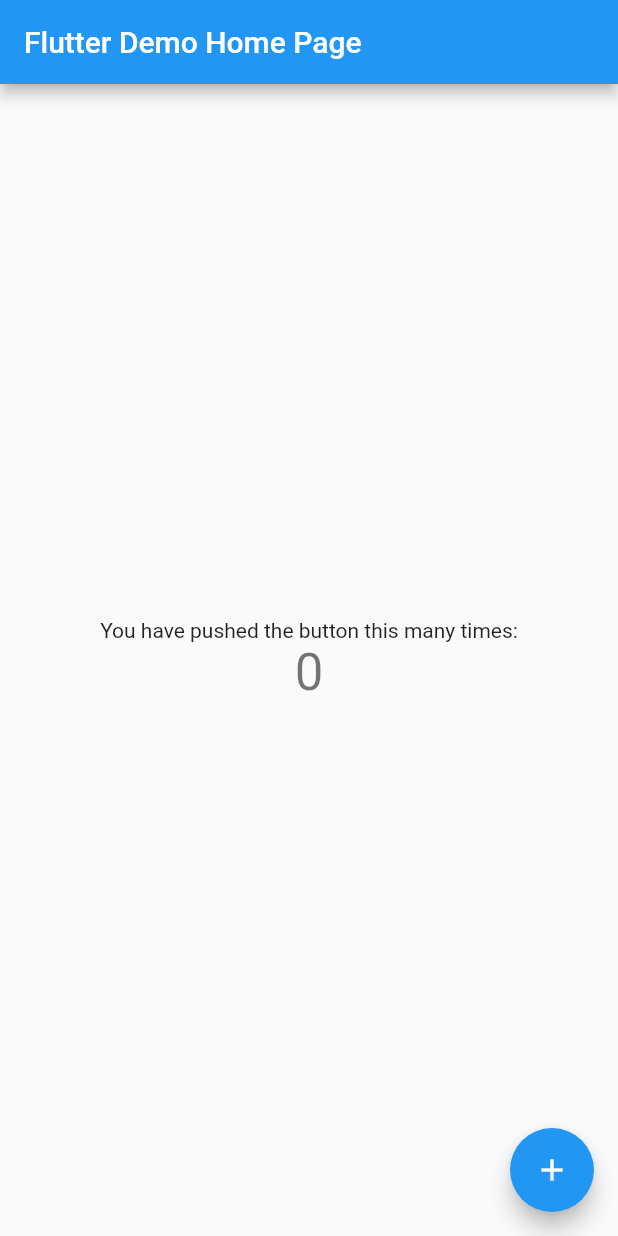
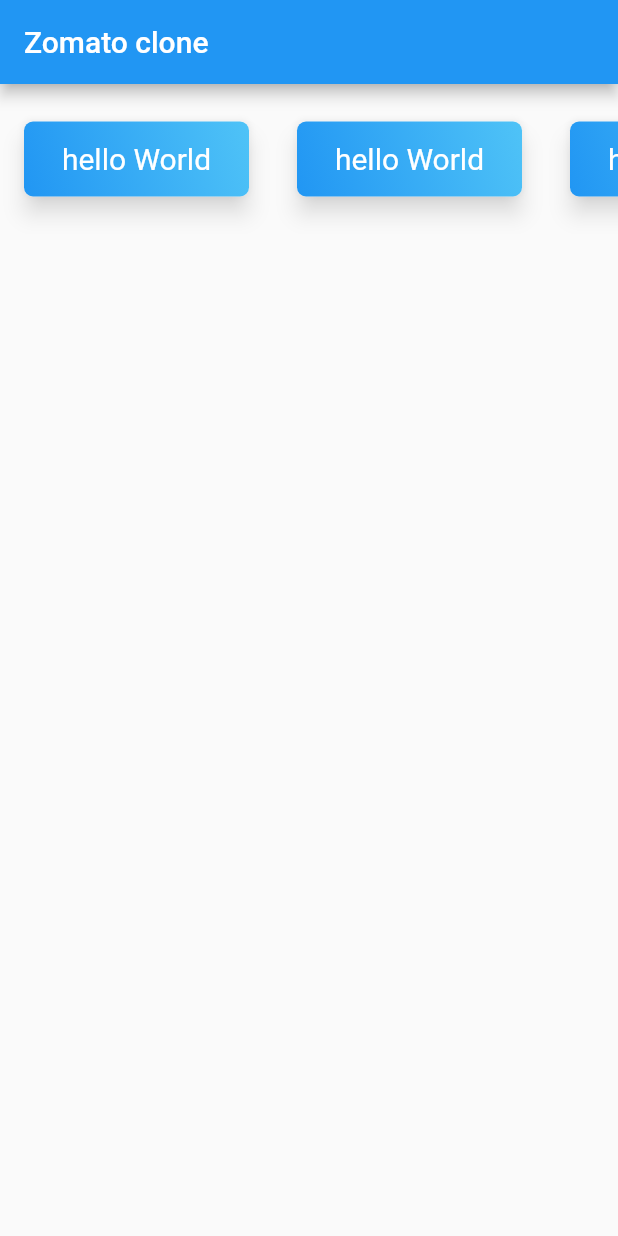
Before and after one commit to sudeshim3/zomato_app, a Flutter app: the screen it shows after launch, on a phone screen of 412 x 824 dp. Run offline on Flutter 3.47's test engine with Material 2 defaults, Android fonts, the phone set to English and light mode, and no system bars.

Commit message:
1. added gradient horizontal button for showing categories.

```diff
--- /dev/null
+++ b/lib/HorizontalBar.dart
@@ -0,0 +1,75 @@
+import 'package:flutter/material.dart';
+
+class HorizontalBar extends StatefulWidget {
+  @override
+  _HorizontalBarState createState() => _HorizontalBarState();
+}
+
+class _HorizontalBarState extends State<HorizontalBar> {
+  @override
+  Widget build(BuildContext context) {
+    return Container(
+      height: 100,
+      child: ListView.builder(
+        itemBuilder: buildItem,
+        shrinkWrap: true,
+        itemCount: 5,
+        scrollDirection: Axis.horizontal,
+      ),
+    );
+  }
+}
+
+// If aligmnet is not added then flutter won't set it's height to specified value( here 50), instead will pick the parents height.
+// button is designed ref to answer https://stackoverflow.com/a/51464163/7735032
+
+Widget buildItem(context, index) {
+  return Align(
+    alignment: Alignment.center,
+    child: Container(
+      height: 50,
+      width: 150,
+      margin: EdgeInsets.symmetric(vertical: 8.0, horizontal: 16.0),
+      child: Material(  // <----------------------------- Outer Material
+        shadowColor: Colors.grey[50],
+        shape: RoundedRectangleBorder(borderRadius: BorderRadius.circular(6.0)),
+        elevation: 6.0,
+        child: Container(
+          decoration: BoxDecoration(
+            borderRadius: BorderRadius.all(Radius.circular(6.0)),
+            gradient: LinearGradient(
+              begin: AlignmentDirectional.bottomStart,
+              end: AlignmentDirectional.topEnd,
+              colors: [
+                Colors.blue,
+                Colors.lightBlue[300],
+              ],
+            ),
+          ),
+          child: Material(  // <------------------------- Inner Material
+            type: MaterialType.transparency,
+            elevation: 6.0,
+            color: Colors.transparent,
+            shadowColor: Colors.grey[50],
+            child: InkWell(
+              borderRadius: BorderRadius.all(Radius.circular(6.0)),//<------------------------- InkWell
+              splashColor: Colors.white30,
+              onTap: () {},
+              child: Center(
+                child: Container(
+                  child: Text(
+                    "hello World",
+                    style: TextStyle(
+                      fontSize: 20.0,
+                      color: Colors.white,
+                    ),
+                  ),
+                ),
+              ),
+            ),
+          ),
+        ),
+      ),
+    ),
+  );
+}
--- /dev/null
+++ b/lib/ZomatoRepository.dart
@@ -0,0 +1,12 @@
+import 'package:zomato_app/zomato_api_provider.dart';
+import 'package:http/http.dart' as http;
+import 'package:zomato_app/models/Category.dart';
+
+
+class ZomatoRepository {
+  ZomatoApiProvider zomatoApiProvider = ZomatoApiProvider();
+
+  Future <List<Categories>> fetchZomatoCategories() => zomatoApiProvider.fetchCategories("");
+
+
+}
--- a/lib/main.dart
+++ b/lib/main.dart
@@ -1,88 +1,45 @@
 import 'package:flutter/material.dart';
+import 'package:zomato_app/ZomatoRepository.dart';
+import 'package:zomato_app/HorizontalBar.dart';
 
-void main() => runApp(MyApp());
+void main() {
+
+//  ZomatoRepository zomatoRepository = ZomatoRepository();
+  runApp(MyApp());
+}
 
 class MyApp extends StatelessWidget {
+
+//   final ZomatoRepository zomatoRepository;
+
+//  MyApp();
+
   @override
   Widget build(BuildContext context) {
     return MaterialApp(
-      title: 'Flutter Demo',
-      home: MyHomePage(title: 'Flutter Demo Home Page'),
+      home: ZomatoPage(),
     );
   }
 }
 
-class MyHomePage extends StatefulWidget {
-  MyHomePage({Key key, this.title}) : super(key: key);
-  final String title;
-
+class ZomatoPage extends StatefulWidget {
   @override
-  _MyHomePageState createState() => _MyHomePageState();
+  _ZomatoPageState createState() => _ZomatoPageState();
 }
 
-class _MyHomePageState extends State<MyHomePage> {
-  int _counter = 0;
-
-  void _incrementCounter() {
-    setState(() {
-      // This call to setState tells the Flutter framework that something has
-      // changed in this State, which causes it to rerun the build method below
-      // so that the display can reflect the updated values. If we changed
-      // _counter without calling setState(), then the build method would not be
-      // called again, and so nothing would appear to happen.
-      _counter++;
-    });
-  }
-
+class _ZomatoPageState extends State<ZomatoPage> {
   @override
   Widget build(BuildContext context) {
-    // This method is rerun every time setState is called, for instance as done
-    // by the _incrementCounter method above.
-    //
-    // The Flutter framework has been optimized to make rerunning build methods
-    // fast, so that you can just rebuild anything that needs updating rather
-    // than having to individually change instances of widgets.
     return Scaffold(
-      appBar: AppBar(
-        // Here we take the value from the MyHomePage object that was created by
-        // the App.build method, and use it to set our appbar title.
-        title: Text(widget.title),
-      ),
-      body: Center(
-        // Center is a layout widget. It takes a single child and positions it
-        // in the middle of the parent.
-        child: Column(
-          // Column is also layout widget. It takes a list of children and
-          // arranges them vertically. By default, it sizes itself to fit its
-          // children horizontally, and tries to be as tall as its parent.
-          //
-          // Invoke "debug painting" (press "p" in the console, choose the
-          // "Toggle Debug Paint" action from the Flutter Inspector in Android
-          // Studio, or the "Toggle Debug Paint" command in Visual Studio Code)
-          // to see the wireframe for each widget.
-          //
-          // Column has various properties to control how it sizes itself and
-          // how it positions its children. Here we use mainAxisAlignment to
-          // center the children vertically; the main axis here is the vertical
-          // axis because Columns are vertical (the cross axis would be
-          // horizontal).
-          mainAxisAlignment: MainAxisAlignment.center,
-          children: <Widget>[
-            Text(
-              'You have pushed the button this many times:',
-            ),
-            Text(
-              '$_counter',
-              style: Theme.of(context).textTheme.display1,
-            ),
-          ],
+      appBar: AppBar(title: Text('Zomato clone'),),
+      body: Container(
+          child: Column(
+            children: <Widget>[
+          HorizontalBar()
+            ],
+          ),
         ),
-      ),
-      floatingActionButton: FloatingActionButton(
-        onPressed: _incrementCounter,
-        tooltip: 'Increment',
-        child: Icon(Icons.add),
-      ), // This trailing comma makes auto-formatting nicer for build methods.
+
     );
   }
 }
--- a/lib/models/Category.dart
+++ b/lib/models/Category.dart
@@ -1,9 +1,33 @@
+
 class Autogenerated {
-  Categories categories;
+  List<Categories> categories;
 
   Autogenerated({this.categories});
 
   Autogenerated.fromJson(Map<String, dynamic> json) {
+    if (json['categories'] != null) {
+      categories = new List<Categories>();
+      json['categories'].forEach((v) {
+        categories.add(new Categories.fromJson(v));
+      });
+    }
+  }
+
+  Map<String, dynamic> toJson() {
+    final Map<String, dynamic> data = new Map<String, dynamic>();
+    if (this.categories != null) {
+      data['categories'] = this.categories.map((v) => v.toJson()).toList();
+    }
+    return data;
+  }
+}
+
+class Categories {
+  Categories categories;
+
+  Categories({this.categories});
+
+  Categories.fromJson(Map<String, dynamic> json) {
     categories = json['categories'] != null
         ? new Categories.fromJson(json['categories'])
         : null;
@@ -18,13 +42,13 @@ class Autogenerated {
   }
 }
 
-class Categories {
+class Category {
   int id;
   String name;
 
-  Categories({this.id, this.name});
+  Category({this.id, this.name});
 
-  Categories.fromJson(Map<String, dynamic> json) {
+  Category.fromJson(Map<String, dynamic> json) {
     id = json['id'];
     name = json['name'];
   }
--- /dev/null
+++ b/lib/zomato_api_provider.dart
@@ -0,0 +1,18 @@
+import 'package:http/http.dart' as http;
+import 'package:zomato_app/models/Category.dart';
+import 'dart:convert';
+
+class ZomatoApiProvider {
+
+  String baseUrl = "https://developers.zomato.com/api/v2.1/categories";
+
+   Future<List<Categories>> fetchCategories(String apiKey) async {
+    final response = await http.get("$baseUrl", headers: {'user-key':"908ea12c9d73dea7597e08d714b0f16c"});
+
+    final responseString = jsonDecode(response.body);
+    if(response.statusCode == 200)
+      return Autogenerated.fromJson(responseString).categories;
+    else
+      throw Exception('failed to load players');
+  }
+}
--- a/pubspec.yaml
+++ b/pubspec.yaml
@@ -19,6 +19,8 @@ environment:
 dependencies:
   flutter:
     sdk: flutter
+  flutter_bloc:
+  http:
 
   # The following adds the Cupertino Icons font to your application.
   # Use with the CupertinoIcons class for iOS style icons.
```
Also changed, not shown: pubspec.lock.
